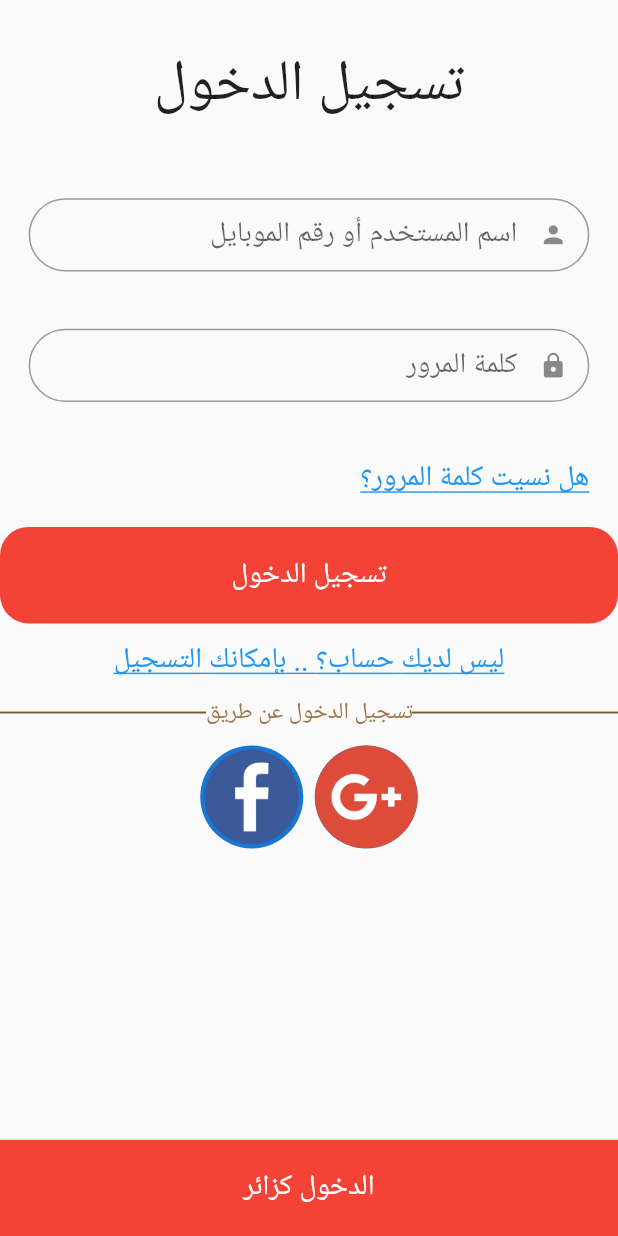
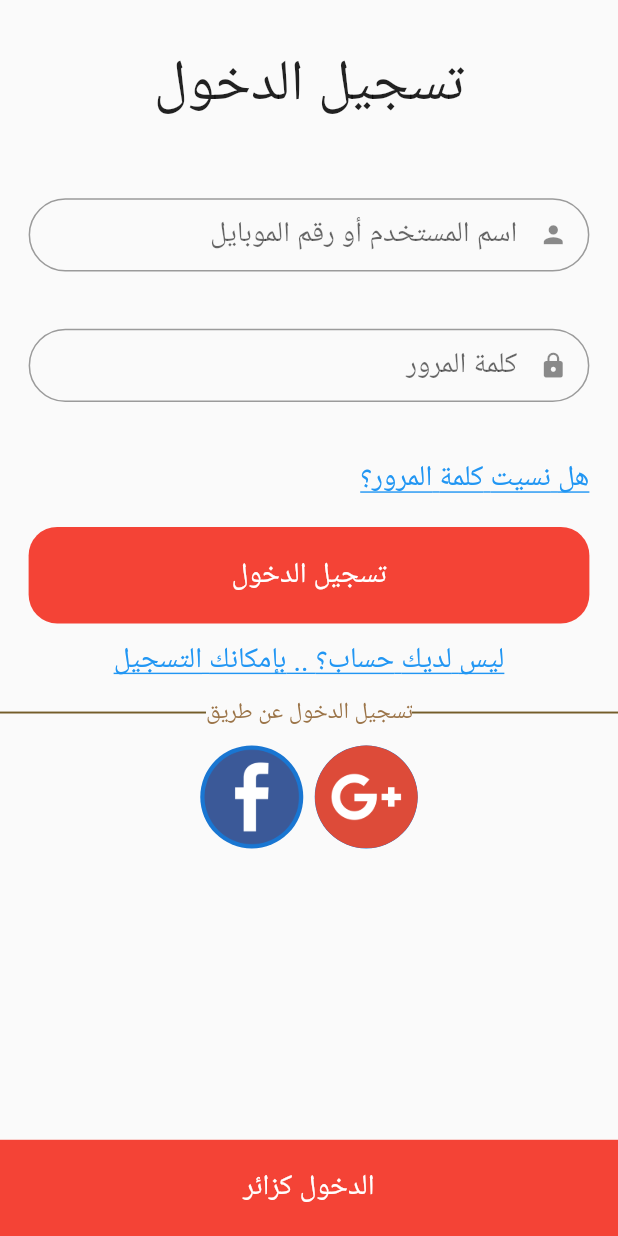
Before and after one commit to ahmed-nussair/rakhaa, a Flutter app: the screen it shows after launch, on a phone screen of 412 x 824 dp. Run offline on Flutter 3.47's test engine with Material 2 defaults, Android fonts, the phone set to English and light mode, and no system bars; our stand-ins replace device_info, geolocator, google_maps_flutter.

Commit message:
signin.dart modified

```diff
--- a/lib/view/signin.dart
+++ b/lib/view/signin.dart
@@ -23,6 +23,7 @@ class _SignInState extends State<SignIn> {
     return Scaffold(
       body: ListView(
         children: [
+          // Title
           Padding(
             padding: EdgeInsets.all(_screenUtil.setWidth(80)),
             child: Container(
@@ -35,6 +36,8 @@ class _SignInState extends State<SignIn> {
               ),
             ),
           ),
+
+          // username / mobile number field
           Padding(
             padding: EdgeInsets.all(_screenUtil.setWidth(50)),
             child: TextFormField(
@@ -58,6 +61,8 @@ class _SignInState extends State<SignIn> {
               ),
             ),
           ),
+
+          // Password field
           Padding(
             padding: EdgeInsets.all(_screenUtil.setWidth(50)),
             child: TextFormField(
@@ -81,6 +86,8 @@ class _SignInState extends State<SignIn> {
               ),
             ),
           ),
+
+          // Forgot your password link
           Padding(
             padding: EdgeInsets.all(_screenUtil.setWidth(50)),
             child: GestureDetector(
@@ -101,7 +108,14 @@ class _SignInState extends State<SignIn> {
               ),
             ),
           ),
-          Container(
+
+          // login button
+          Padding(
+            padding: EdgeInsets.only(
+              left: _screenUtil.setWidth(50),
+              right: _screenUtil.setWidth(50),
+            ),
+            child: Container(
               alignment: Alignment.center,
               // width: _screenUtil.setWidth(500),
               height: _screenUtil.setHeight(150),
@@ -118,6 +132,9 @@ class _SignInState extends State<SignIn> {
                 ),
               ),
             ),
+          ),
+
+          // Sign up
           Padding(
             padding: EdgeInsets.all(_screenUtil.setWidth(30)),
             child: GestureDetector(
@@ -138,6 +155,8 @@ class _SignInState extends State<SignIn> {
               ),
             ),
           ),
+
+          // login via
           Row(
             mainAxisAlignment: MainAxisAlignment.spaceEvenly,
             crossAxisAlignment: CrossAxisAlignment.center,
@@ -168,6 +187,8 @@ class _SignInState extends State<SignIn> {
               ),
             ],
           ),
+
+          // Facebook and gmail
           Padding(
             padding: EdgeInsets.all(_screenUtil.setWidth(30)),
             child: Row(
@@ -190,6 +211,8 @@ class _SignInState extends State<SignIn> {
           ),
         ],
       ),
+
+      // login as a guest
       bottomNavigationBar: GestureDetector(
         onTap: () {
           Navigator.of(context)
```
Lines whose indentation alone changed are shown as unchanged.
